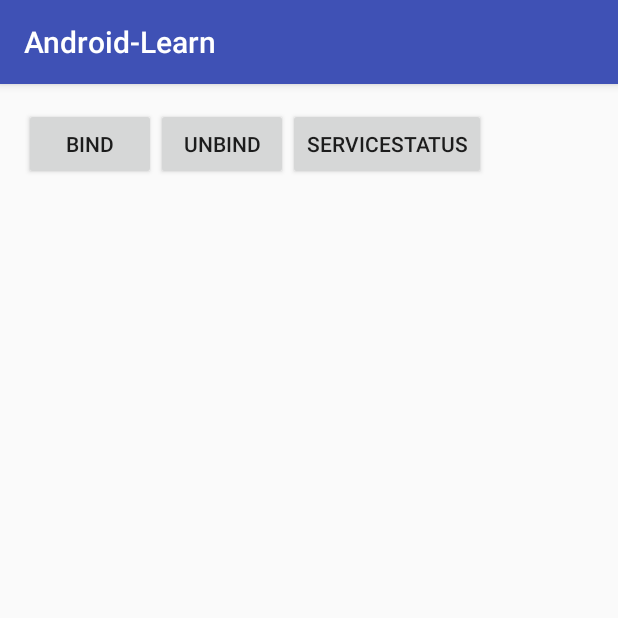
After one commit to lixiong0802/android-learn, an Android app: the ServiceDemoActivity screen opened directly, with no data from a screen before it, on a phone screen of 412 x 824 dp, the top half of it. The commit adds this screen. Run offline under Robolectric (Android 15) with nearby library versions, the phone set to English and light mode, and no system bars.

Commit message:
service服务实例

```diff
--- /dev/null
+++ b/app/src/main/java/com/example/lx/android_learn/ServiceDemoActivity.java
@@ -0,0 +1,73 @@
+package com.example.lx.android_learn;
+
+import android.app.Service;
+import android.content.ComponentName;
+import android.content.Intent;
+import android.content.ServiceConnection;
+import android.os.IBinder;
+import android.support.v7.app.AppCompatActivity;
+import android.os.Bundle;
+import android.view.View;
+import android.widget.Button;
+import android.widget.Toast;
+
+import com.example.lx.android_learn.service.BindSerivce;
+
+public class ServiceDemoActivity extends AppCompatActivity {
+
+    Button bind, unbind, serviceStatus;
+
+    //保存所启动的Service的IBinder对象
+    BindSerivce.MyBinder binder;
+
+    //定义一个ServiceConnection对象
+    private ServiceConnection conn = new ServiceConnection() {
+        @Override
+        public void onServiceConnected(ComponentName name, IBinder service) {
+            System.out.println("---------ServiceConnected---------");
+
+            //获取service的onbind方法返回的myBinder对象
+            binder = (BindSerivce.MyBinder) service;
+        }
+
+        @Override
+        public void onServiceDisconnected(ComponentName name) {
+            System.out.println("---------ServiceDisconnected---------");
+        }
+    };
+
+    @Override
+    protected void onCreate(Bundle savedInstanceState) {
+        super.onCreate(savedInstanceState);
+        setContentView(R.layout.activity_service_demo);
+
+        bind = (Button) this.findViewById(R.id.btn_bind);
+        unbind = (Button) this.findViewById(R.id.btn_unbind);
+        serviceStatus = (Button) this.findViewById(R.id.btn_serviceStatus);
+
+        final Intent intent = new Intent();
+        intent.setAction("com.example.lx.android_learn.service.BindSerivce");
+
+        bind.setOnClickListener(new View.OnClickListener() {
+            @Override
+            public void onClick(View v) {
+                bindService(intent, conn, Service.BIND_AUTO_CREATE);
+            }
+        });
+
+        unbind.setOnClickListener(new View.OnClickListener() {
+            @Override
+            public void onClick(View v) {
+                unbindService(conn);
+            }
+        });
+
+        serviceStatus.setOnClickListener(new View.OnClickListener() {
+            @Override
+            public void onClick(View v) {
+                Toast.makeText(ServiceDemoActivity.this, "service的count值为：" + binder.getCount(), Toast.LENGTH_SHORT).show();
+            }
+        });
+
+    }
+}
--- a/app/src/main/res/layout/activity_main.xml
+++ b/app/src/main/res/layout/activity_main.xml
@@ -130,6 +130,12 @@
             android:layout_height="wrap_content"
             android:text="service" />
 
+        <Button
+            android:id="@+id/btn_service1"
+            android:layout_width="wrap_content"
+            android:layout_height="wrap_content"
+            android:text="service1" />
+
 
     </LinearLayout>
 
--- /dev/null
+++ b/app/src/main/res/layout/activity_service_demo.xml
@@ -0,0 +1,30 @@
+<?xml version="1.0" encoding="utf-8"?>
+<LinearLayout xmlns:android="http://schemas.android.com/apk/res/android"
+    xmlns:tools="http://schemas.android.com/tools"
+    android:layout_width="match_parent"
+    android:layout_height="match_parent"
+    android:paddingBottom="@dimen/activity_vertical_margin"
+    android:paddingLeft="@dimen/activity_horizontal_margin"
+    android:paddingRight="@dimen/activity_horizontal_margin"
+    android:paddingTop="@dimen/activity_vertical_margin"
+    tools:context="com.example.lx.android_learn.ServiceDemoActivity">
+
+    <Button
+        android:id="@+id/btn_bind"
+        android:layout_width="wrap_content"
+        android:layout_height="wrap_content"
+        android:text="bind" />
+
+    <Button
+        android:id="@+id/btn_unbind"
+        android:layout_width="wrap_content"
+        android:layout_height="wrap_content"
+        android:text="unbind" />
+
+    <Button
+        android:id="@+id/btn_serviceStatus"
+        android:layout_width="wrap_content"
+        android:layout_height="wrap_content"
+        android:text="serviceStatus" />
+
+</LinearLayout>
```
Also changed, not shown: app/src/main/AndroidManifest.xml (+9 -1 lines), app/src/main/java/com/example/lx/android_learn/MainActivity.java (+9 -0 lines).
